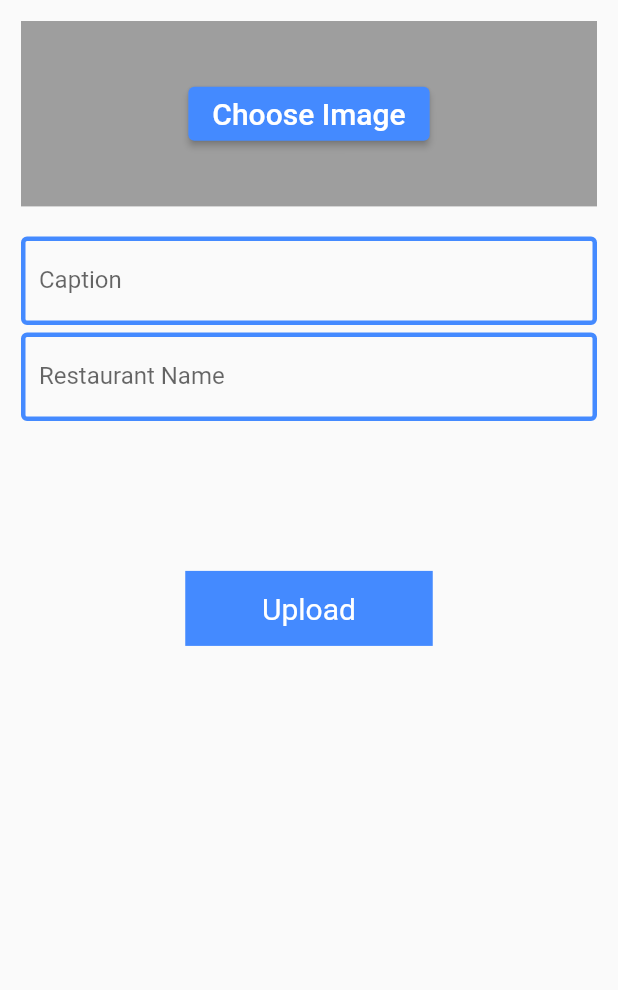
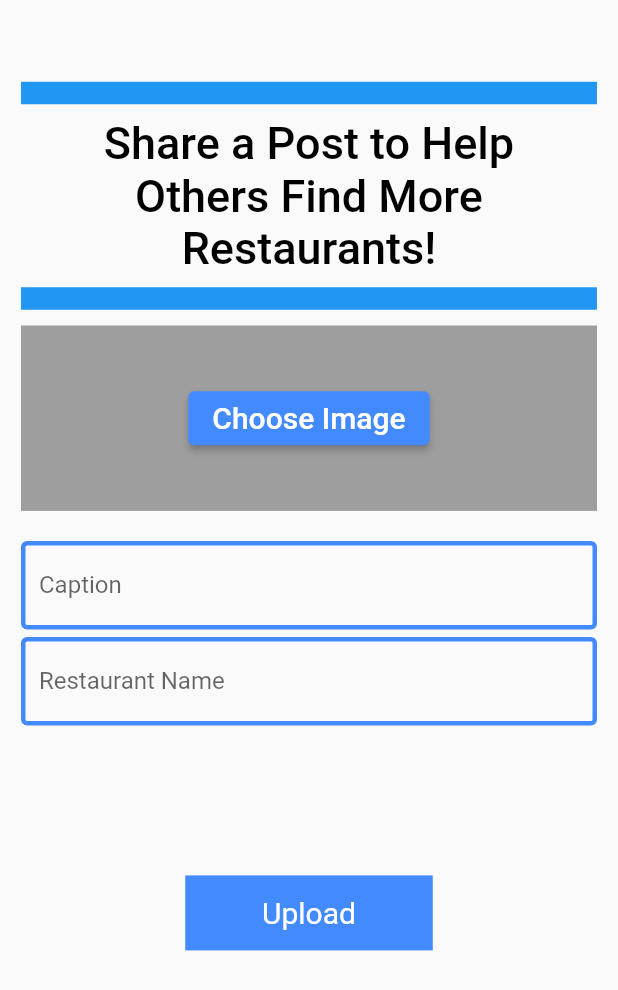
Before and after one commit to andreww0321/idk_what_to_eat_flutter, a Flutter app: the uploadScreen screen opened directly, on a phone screen of 412 x 824 dp. Shown: the top 990 px of the screen. Run offline on Flutter 3.47's test engine with Material 2 defaults, Android fonts, the phone set to English and light mode, and no system bars; our stand-ins replace cloud_firestore, firebase_auth, firebase_core, firebase_storage, image_picker; accounts and stored records are empty.

Commit message:
Changed some formatting

```diff
--- a/lib/post.dart
+++ b/lib/post.dart
@@ -49,7 +49,7 @@ class _PostState extends State<Post> {
     required this.caption,
   });
 
-  // Restuarant name of post UI
+  // Restaurant name of post UI
   buildPostHeader(){
     return Column(
       children: <Widget>[
--- a/lib/signInScreenUI.dart
+++ b/lib/signInScreenUI.dart
@@ -94,12 +94,6 @@ class _OpeningScreenState extends State<OpeningScreen> {
                 ),
             ),
 
-            TextButton(
-              onPressed: () {
-                //forgot password screen
-              },
-              child: const Text('Forgot Password',),
-            ),
             Row(
               mainAxisAlignment: MainAxisAlignment.center,
               children: <Widget>[
--- a/lib/uploadScreen.dart
+++ b/lib/uploadScreen.dart
@@ -34,6 +34,28 @@ class _uploadScreenState extends State<uploadScreen> {
         padding: const EdgeInsets.all(14.0),
         child: Column(
           children: [
+            Padding(
+              padding: const EdgeInsets.fromLTRB(0, 40, 0, 0),
+              child: Divider(
+                color: Colors.blue,
+                thickness: 15,
+              ),
+            ),
+            Padding(
+              padding: const EdgeInsets.all(8.0),
+              child: Text('Share a Post to Help Others Find More Restaurants!',
+                textAlign: TextAlign.center,
+                style: TextStyle(
+                    color: Colors.black,
+                    fontWeight: FontWeight.w500,
+                    fontSize: 30),
+              ),
+            ),
+            Divider(
+              color: Colors.blue,
+              thickness: 15,
+            ),
+            const SizedBox(height: 10.0),
             Container(
               width: double.infinity,
               height: MediaQuery.of(context).size.height*0.15,
```
